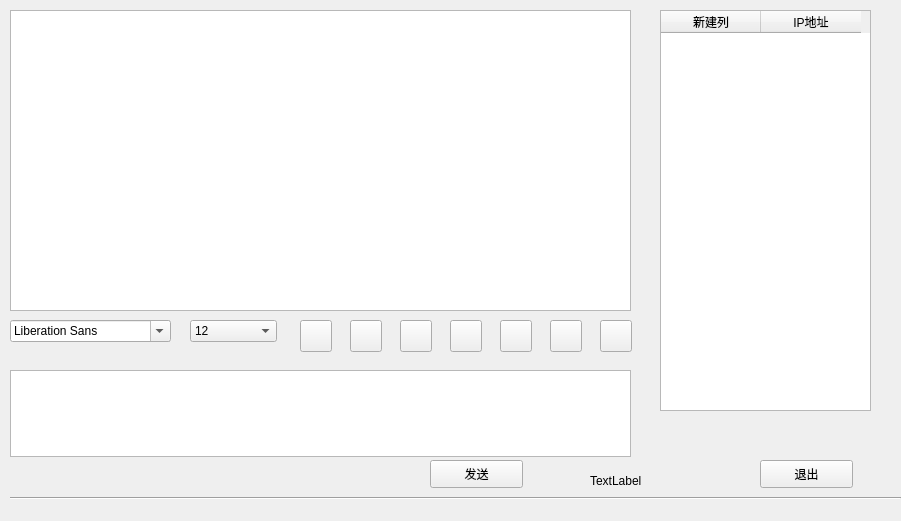
Before: the Qt Designer form widget.ui in holdonbush/QT-sample-chat-application, drawn with Qt 5.
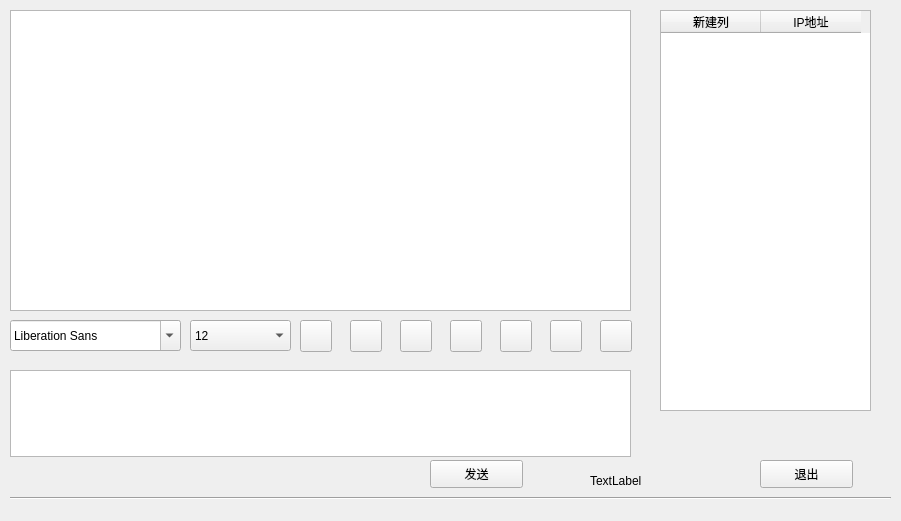
After: the same form once the commit is applied.

The edit to the form file:
```diff
--- a/widget.ui
+++ b/widget.ui
@@ -61,8 +61,8 @@
     <rect>
      <x>10</x>
      <y>320</y>
-     <width>161</width>
-     <height>22</height>
+     <width>171</width>
+     <height>31</height>
     </rect>
    </property>
   </widget>
@@ -71,8 +71,8 @@
     <rect>
      <x>190</x>
      <y>320</y>
-     <width>87</width>
-     <height>22</height>
+     <width>101</width>
+     <height>31</height>
     </rect>
    </property>
    <property name="currentIndex">
@@ -198,7 +198,7 @@
     <rect>
      <x>10</x>
      <y>490</y>
-     <width>891</width>
+     <width>881</width>
      <height>16</height>
     </rect>
    </property>
```
